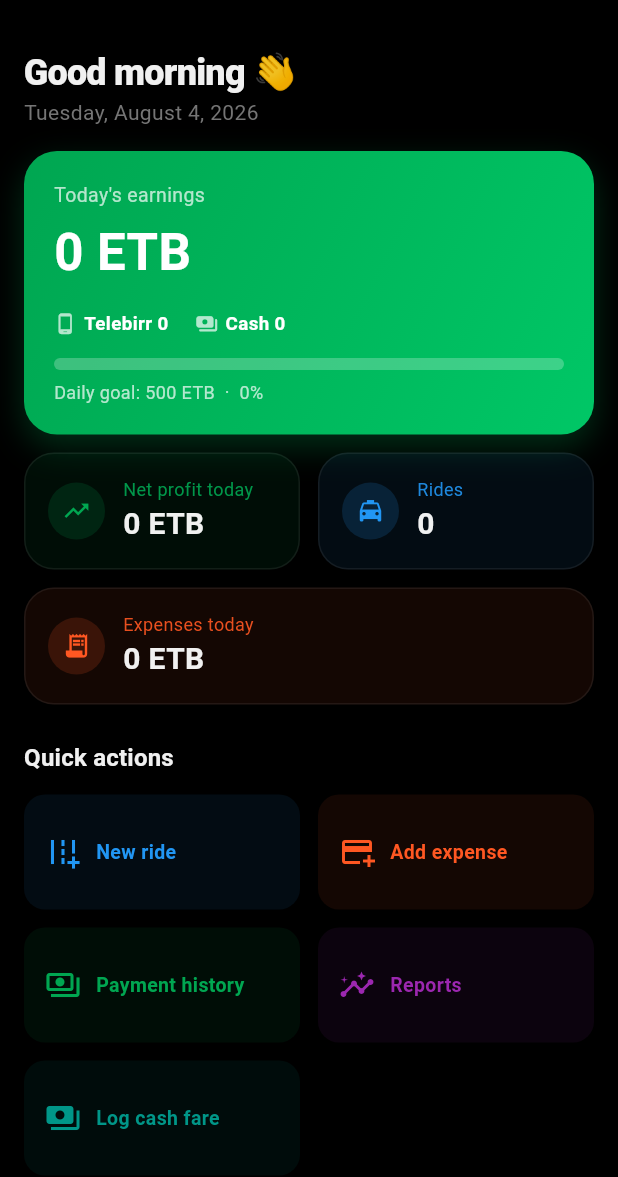
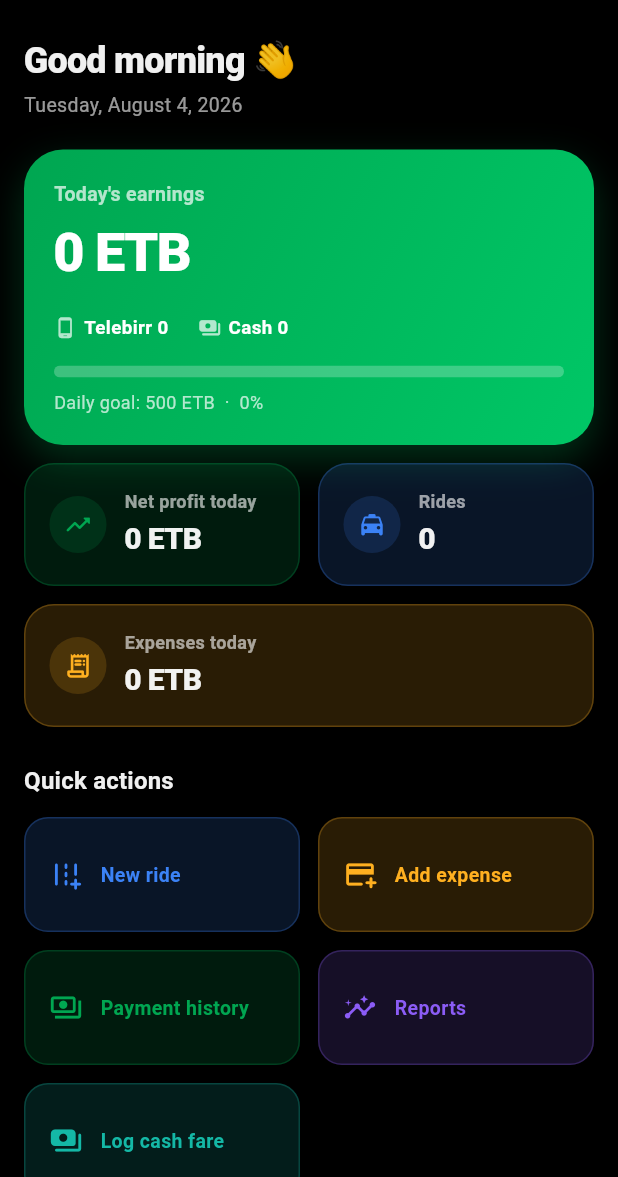
Before and after one commit to yohanness16/taxipay_mobile, a Flutter app: the DashboardScreen screen opened directly, on a phone screen of 412 x 824 dp, the part 59-1236 px from its top. Run offline on Flutter 3.47's test engine with Material 3 defaults, Android fonts, the phone set to English and light mode, and no system bars; our stand-ins replace audioplayers, connectivity_plus, csv, fl_chart, flutter_local_notifications, flutter_secure_storage and 4 more; missing offline and left inert: flutter_overlay_window, telephony; accounts and stored records are empty.

Commit message:
feat(ui): rework the dashboard on the shared design system
Visual pass, no behaviour change beyond the two analyzer fixes noted
below.

  - hero earnings card: larger, tighter-tracked figure, brand-tinted
    ambient shadow, and the goal bar now animates to its value rather
    than snapping;
  - stat and action cards rebuilt on SoftCard, so their tint and border
    come from the shared tokens and stay legible in dark mode (the old
    flat 0.08 alpha over black was nearly invisible);
  - the hand-rolled amber "service due" container becomes a
    CalloutBanner -- it previously used amber.shade50/200/800, which is
    a light-mode-only palette;
  - raw Material swatches swapped for the semantic accents, and greys
    for the role-based neutrals;
  - action cards gain press feedback via PressableScale, and long labels
    now wrap to two lines instead of overflowing;
  - stat values use FittedBox so a large figure shrinks rather than
    clipping.

The bare centred spinner is replaced by a skeleton whose blocks match
the real layout's footprint, so content fades in instead of shifting
everything as it lands.

Two pre-existing analyzer issues in this file are fixed while here: a
BuildContext used across an async gap in _logCashFare (now guarded), and
the write-only _todayPaymentCount field (removed -- nothing rendered it,
and there is no string key for a payment count, so adding UI for it would
have meant inventing user-visible copy).

Co-Authored-By: Claude <noreply@anthropic.com>

```diff
--- a/lib/screens/dashboard_screen.dart
+++ b/lib/screens/dashboard_screen.dart
@@ -39,7 +39,6 @@ class _DashboardScreenState extends State<DashboardScreen> {
   double _todayTelebirr = 0;
   double _todayCash = 0;
   int _todayRideCount = 0;
-  int _todayPaymentCount = 0;
   double _todayExpenses = 0;
   double _dailyGoal = DriverSettingsService.defaultDailyGoal;
   double _kmSinceService = 0;
@@ -107,6 +106,7 @@ class _DashboardScreenState extends State<DashboardScreen> {
     );
 
     if (amount == null || amount <= 0) return;
+    if (!mounted) return;
     await context.read<RideManager>().logCashPayment(
           amount: amount,
           note: noteCtrl.text.trim().isEmpty ? null : noteCtrl.text.trim(),
@@ -158,7 +158,6 @@ class _DashboardScreenState extends State<DashboardScreen> {
       _todayTelebirr = telebirrTotal;
       _todayCash = cashTotal;
       _todayRideCount = rides.length;
-      _todayPaymentCount = payments.length;
       _todayExpenses = expenses;
       _dailyGoal = goal;
       _serviceIntervalKm = serviceInterval;
@@ -204,9 +203,10 @@ class _DashboardScreenState extends State<DashboardScreen> {
             child: RefreshIndicator(
               onRefresh: _load,
               child: _loading
-                  ? const Center(child: CircularProgressIndicator())
+                  ? const _DashboardSkeleton()
                   : ListView(
-                      padding: const EdgeInsets.all(16),
+                      padding: const EdgeInsets.fromLTRB(
+                          AppTheme.s4, AppTheme.s2, AppTheme.s4, AppTheme.s8),
                       children: [
                         FadeSlideIn(
                           index: 0,
@@ -215,58 +215,71 @@ class _DashboardScreenState extends State<DashboardScreen> {
                             style: Theme.of(context).textTheme.headlineSmall,
                           ),
                         ),
+                        const SizedBox(height: AppTheme.s1),
                         Text(
                           DateFormat.yMMMMEEEEd().format(DateTime.now()),
-                          style: TextStyle(color: Colors.grey.shade600),
+                          style: TextStyle(color: context.subtleText, fontSize: 13),
                         ),
-                        const SizedBox(height: 16),
+                        const SizedBox(height: AppTheme.s5),
 
                         // Hero earnings card with goal progress + cash/Telebirr split.
                         FadeSlideIn(
                           index: 1,
                           child: Container(
-                            padding: const EdgeInsets.all(20),
+                            padding: const EdgeInsets.all(AppTheme.s5),
                             decoration: BoxDecoration(
                               gradient: const LinearGradient(
                                 colors: [AppTheme.primaryDark, AppTheme.primary],
                                 begin: Alignment.topLeft,
                                 end: Alignment.bottomRight,
                               ),
-                              borderRadius: BorderRadius.circular(22),
-                              boxShadow: [
-                                BoxShadow(color: AppTheme.primaryDark.withOpacity(0.28), blurRadius: 18, offset: const Offset(0, 8)),
-                              ],
+                              borderRadius: BorderRadius.circular(AppTheme.rXl),
+                              boxShadow: AppTheme.shadow(
+                                  tint: AppTheme.primaryDark, opacity: 0.30, blur: 22, y: 10),
                             ),
                             child: Column(
                               crossAxisAlignment: CrossAxisAlignment.start,
                               children: [
                                 Text(strings.t('todays_earnings'),
-                                    style: const TextStyle(color: Colors.white70, fontSize: 13)),
-                                const SizedBox(height: 4),
+                                    style: const TextStyle(
+                                        color: Colors.white70,
+                                        fontSize: 13,
+                                        fontWeight: FontWeight.w600,
+                                        letterSpacing: 0.2)),
+                                const SizedBox(height: AppTheme.s1),
                                 CountUpText(
                                   value: _todayEarnings,
                                   suffix: ' ETB',
-                                  style: const TextStyle(color: Colors.white, fontSize: 34, fontWeight: FontWeight.bold),
+                                  style: const TextStyle(
+                                      color: Colors.white,
+                                      fontSize: 36,
+                                      fontWeight: FontWeight.w800,
+                                      letterSpacing: -1),
                                 ),
-                                const SizedBox(height: 14),
+                                const SizedBox(height: AppTheme.s4),
                                 Row(
                                   children: [
                                     _MiniBreakdown(icon: Icons.phone_android, label: strings.t('telebirr'), value: _todayTelebirr),
-                                    const SizedBox(width: 18),
+                                    const SizedBox(width: AppTheme.s5),
                                     _MiniBreakdown(icon: Icons.payments_rounded, label: strings.t('cash'), value: _todayCash),
                                   ],
                                 ),
-                                const SizedBox(height: 14),
+                                const SizedBox(height: AppTheme.s4),
                                 ClipRRect(
-                                  borderRadius: BorderRadius.circular(8),
-                                  child: LinearProgressIndicator(
-                                    value: goalProgress,
+                                  borderRadius: BorderRadius.circular(AppTheme.s2),
+                                  child: TweenAnimationBuilder<double>(
+                                    tween: Tween(begin: 0, end: goalProgress.toDouble()),
+                                    duration: AppTheme.dSlow,
+                                    curve: AppTheme.ease,
+                                    builder: (context, v, _) => LinearProgressIndicator(
+                                      value: v,
                                       minHeight: 8,
                                       backgroundColor: Colors.white24,
                                       valueColor: const AlwaysStoppedAnimation(Colors.white),
                                     ),
                                   ),
-                                const SizedBox(height: 6),
+                                ),
+                                const SizedBox(height: AppTheme.s2),
                                 Text(
                                   '${strings.t('daily_goal')}: ${_dailyGoal.toStringAsFixed(0)} ETB  ·  ${(goalProgress * 100).toStringAsFixed(0)}%',
                                   style: const TextStyle(color: Colors.white70, fontSize: 12),
@@ -275,7 +288,7 @@ class _DashboardScreenState extends State<DashboardScreen> {
                             ),
                           ),
                         ),
-                        const SizedBox(height: 12),
+                        const SizedBox(height: AppTheme.s3),
 
                         FadeSlideIn(
                           index: 2,
@@ -285,76 +298,62 @@ class _DashboardScreenState extends State<DashboardScreen> {
                                 child: _StatCard(
                                   label: strings.t('net_profit'),
                                   value: '${netProfit.toStringAsFixed(0)} ETB',
-                                  icon: Icons.trending_up,
-                                  color: netProfit >= 0 ? AppTheme.primaryDark : Colors.red,
+                                  icon: Icons.trending_up_rounded,
+                                  color: netProfit >= 0 ? AppTheme.primaryDark : AppTheme.danger,
                                 ),
                               ),
-                              const SizedBox(width: 12),
+                              const SizedBox(width: AppTheme.s3),
                               Expanded(
                                 child: _StatCard(
                                   label: strings.t('rides'),
                                   value: '$_todayRideCount',
-                                  icon: Icons.local_taxi,
-                                  color: Colors.blue,
+                                  icon: Icons.local_taxi_rounded,
+                                  color: AppTheme.info,
                                 ),
                               ),
                             ],
                           ),
                         ),
-                        const SizedBox(height: 12),
+                        const SizedBox(height: AppTheme.s3),
                         FadeSlideIn(
                           index: 3,
                           child: _StatCard(
                             label: strings.t('expenses_today'),
                             value: '${_todayExpenses.toStringAsFixed(0)} ETB',
-                            icon: Icons.receipt_long,
-                            color: Colors.deepOrange,
+                            icon: Icons.receipt_long_rounded,
+                            color: AppTheme.accentAmber,
                             fullWidth: true,
                           ),
                         ),
 
                         if (serviceDue) ...[
-                          const SizedBox(height: 12),
+                          const SizedBox(height: AppTheme.s3),
                           FadeSlideIn(
                             index: 4,
-                            child: Container(
-                              padding: const EdgeInsets.all(14),
-                              decoration: BoxDecoration(
-                                color: Colors.amber.shade50,
-                                borderRadius: BorderRadius.circular(14),
-                                border: Border.all(color: Colors.amber.shade200),
-                              ),
-                              child: Row(
-                                children: [
-                                  Icon(Icons.build_circle_outlined, color: Colors.amber.shade800),
-                                  const SizedBox(width: 10),
-                                  Expanded(
-                                    child: Text(
+                            child: CalloutBanner(
+                              icon: Icons.build_circle_outlined,
+                              accent: AppTheme.accentAmber,
+                              message:
                                   '${strings.t('service_due')} (${_kmSinceService.toStringAsFixed(0)} km since last service)',
-                                      style: TextStyle(color: Colors.amber.shade900, fontSize: 13),
-                                    ),
-                                  ),
-                                ],
-                              ),
                             ),
                           ),
                         ],
 
-                        const SizedBox(height: 24),
+                        const SizedBox(height: AppTheme.s6),
                         Text(strings.t('quick_actions'), style: Theme.of(context).textTheme.titleMedium),
-                        const SizedBox(height: 12),
+                        const SizedBox(height: AppTheme.s3),
                         GridView.count(
                           crossAxisCount: 2,
                           shrinkWrap: true,
                           physics: const NeverScrollableScrollPhysics(),
-                          mainAxisSpacing: 12,
-                          crossAxisSpacing: 12,
+                          mainAxisSpacing: AppTheme.s3,
+                          crossAxisSpacing: AppTheme.s3,
                           childAspectRatio: 2.4,
                           children: [
                             _ActionCard(
-                              icon: Icons.add_road,
+                              icon: Icons.add_road_rounded,
                               label: strings.t('new_ride'),
-                              color: Colors.blue,
+                              color: AppTheme.info,
                               onTap: () => widget.onQuickNav != null
                                   ? widget.onQuickNav!(1)
                                   : Navigator.of(context)
@@ -362,9 +361,9 @@ class _DashboardScreenState extends State<DashboardScreen> {
                                       .then((_) => _load()),
                             ),
                             _ActionCard(
-                              icon: Icons.add_card,
+                              icon: Icons.add_card_rounded,
                               label: strings.t('add_expense'),
-                              color: Colors.deepOrange,
+                              color: AppTheme.accentAmber,
                               onTap: () => widget.onQuickNav != null
                                   ? widget.onQuickNav!(2)
                                   : Navigator.of(context)
@@ -380,9 +379,9 @@ class _DashboardScreenState extends State<DashboardScreen> {
                               ),
                             ),
                             _ActionCard(
-                              icon: Icons.insights,
+                              icon: Icons.insights_rounded,
                               label: strings.t('reports'),
-                              color: Colors.purple,
+                              color: AppTheme.violet,
                               onTap: () => widget.onQuickNav != null
                                   ? widget.onQuickNav!(3)
                                   : Navigator.of(context).push(
@@ -390,16 +389,16 @@ class _DashboardScreenState extends State<DashboardScreen> {
                                     ),
                             ),
                             _ActionCard(
-                              icon: Icons.payments,
+                              icon: Icons.payments_rounded,
                               label: strings.t('log_cash_fare'),
-                              color: Colors.teal,
+                              color: AppTheme.teal,
                               onTap: _logCashFare,
                             ),
                           ],
                         ),
 
                         if (_recentPayments.isNotEmpty) ...[
-                          const SizedBox(height: 24),
+                          const SizedBox(height: AppTheme.s6),
                           SectionHeader(
                             title: strings.t('recent_payments'),
                             action: strings.t('view_all'),
@@ -407,24 +406,51 @@ class _DashboardScreenState extends State<DashboardScreen> {
                               MaterialPageRoute(builder: (_) => const PaymentHistoryScreen()),
                             ),
                           ),
-                          const SizedBox(height: 8),
+                          const SizedBox(height: AppTheme.s2),
                           ..._recentPayments.asMap().entries.map((entry) {
                             final p = entry.value;
                             final isCash = p.method == PaymentMethod.cash;
                             return FadeSlideIn(
                               index: entry.key,
                               delayStepMs: 25,
-                              child: Card(
-                                margin: const EdgeInsets.only(bottom: 8),
-                                child: ListTile(
-                                  leading: IconBadge(
-                                    icon: isCash ? Icons.payments_rounded : Icons.arrow_downward,
-                                    color: isCash ? Colors.teal : AppTheme.primaryDark,
+                              child: Padding(
+                                padding: const EdgeInsets.only(bottom: AppTheme.s2),
+                                child: SoftCard(
+                                  padding: const EdgeInsets.symmetric(
+                                      horizontal: AppTheme.s3, vertical: AppTheme.s3),
+                                  child: Row(
+                                    children: [
+                                      IconBadge(
+                                        icon: isCash
+                                            ? Icons.payments_rounded
+                                            : Icons.arrow_downward_rounded,
+                                        color: isCash ? AppTheme.teal : AppTheme.primaryDark,
                                       ),
-                                  title: Text('${p.amount.toStringAsFixed(0)} ETB'),
-                                  subtitle: Text(isCash ? strings.t('cash') : p.payerPhone),
-                                  trailing: Text(DateFormat.MMMd().add_jm().format(p.receivedAt),
-                                      style: const TextStyle(fontSize: 11, color: Colors.grey)),
+                                      const SizedBox(width: AppTheme.s3),
+                                      Expanded(
+                                        child: Column(
+                                          crossAxisAlignment: CrossAxisAlignment.start,
+                                          children: [
+                                            Text('${p.amount.toStringAsFixed(0)} ETB',
+                                                style: const TextStyle(
+                                                    fontWeight: FontWeight.w700, fontSize: 15)),
+                                            const SizedBox(height: 2),
+                                            Text(
+                                              isCash ? strings.t('cash') : p.payerPhone,
+                                              maxLines: 1,
+                                              overflow: TextOverflow.ellipsis,
+                                              style: TextStyle(
+                                                  color: context.subtleText, fontSize: 12.5),
+                                            ),
+                                          ],
+                                        ),
+                                      ),
+                                      Text(
+                                        DateFormat.MMMd().add_jm().format(p.receivedAt),
+                                        style: TextStyle(fontSize: 11, color: context.faintText),
+                                      ),
+                                    ],
+                                  ),
                                 ),
                               ),
                             );
@@ -436,6 +462,57 @@ class _DashboardScreenState extends State<DashboardScreen> {
           ),
         ],
       ),
+    );
+  }
+}
+
+/// Layout-stable loading state. A bare centred spinner made the whole
+/// dashboard pop into existence at once and shifted everything as it
+/// landed; these blocks occupy roughly the real content's footprint so the
+/// transition is a fade rather than a jump.
+class _DashboardSkeleton extends StatelessWidget {
+  const _DashboardSkeleton();
+
+  @override
+  Widget build(BuildContext context) {
+    return ListView(
+      padding: const EdgeInsets.fromLTRB(
+          AppTheme.s4, AppTheme.s2, AppTheme.s4, AppTheme.s8),
+      children: const [
+        SkeletonBox(height: 26, width: 190),
+        SizedBox(height: AppTheme.s2),
+        SkeletonBox(height: 14, width: 150),
+        SizedBox(height: AppTheme.s5),
+        SkeletonBox(height: 186, radius: AppTheme.rXl),
+        SizedBox(height: AppTheme.s3),
+        Row(
+          children: [
+            Expanded(child: SkeletonBox(height: 76, radius: AppTheme.rLg)),
+            SizedBox(width: AppTheme.s3),
+            Expanded(child: SkeletonBox(height: 76, radius: AppTheme.rLg)),
+          ],
+        ),
+        SizedBox(height: AppTheme.s3),
+        SkeletonBox(height: 76, radius: AppTheme.rLg),
+        SizedBox(height: AppTheme.s6),
+        SkeletonBox(height: 20, width: 130),
+        SizedBox(height: AppTheme.s3),
+        Row(
+          children: [
+            Expanded(child: SkeletonBox(height: 58, radius: AppTheme.rMd)),
+            SizedBox(width: AppTheme.s3),
+            Expanded(child: SkeletonBox(height: 58, radius: AppTheme.rMd)),
+          ],
+        ),
+        SizedBox(height: AppTheme.s3),
+        Row(
+          children: [
+            Expanded(child: SkeletonBox(height: 58, radius: AppTheme.rMd)),
+            SizedBox(width: AppTheme.s3),
+            Expanded(child: SkeletonBox(height: 58, radius: AppTheme.rMd)),
+          ],
+        ),
+      ],
     );
   }
 }
@@ -452,7 +529,9 @@ class _MiniBreakdown extends StatelessWidget {
       children: [
         Icon(icon, color: Colors.white70, size: 15),
         const SizedBox(width: 5),
-        Text('$label ${value.toStringAsFixed(0)}', style: const TextStyle(color: Colors.white, fontSize: 12.5, fontWeight: FontWeight.w600)),
+        Text('$label ${value.toStringAsFixed(0)}',
+            style: const TextStyle(
+                color: Colors.white, fontSize: 12.5, fontWeight: FontWeight.w600)),
       ],
     );
   }
@@ -468,26 +547,39 @@ class _StatCard extends StatelessWidget {
 
   @override
   Widget build(BuildContext context) {
-    return Card(
-      elevation: 0,
-      color: color.withOpacity(0.08),
-      child: Padding(
-        padding: const EdgeInsets.all(16),
+    return SoftCard(
+      accent: color,
       child: Row(
         children: [
           IconBadge(icon: icon, color: color, size: 38),
-            const SizedBox(width: 12),
+          const SizedBox(width: AppTheme.s3),
           Expanded(
             child: Column(
               crossAxisAlignment: CrossAxisAlignment.start,
               children: [
-                  Text(label, style: TextStyle(color: color.withOpacity(0.9), fontSize: 12)),
-                  Text(value, style: const TextStyle(fontSize: 20, fontWeight: FontWeight.bold)),
+                Text(
+                  label,
+                  maxLines: 1,
+                  overflow: TextOverflow.ellipsis,
+                  style: TextStyle(
+                      color: context.subtleText,
+                      fontSize: 12,
+                      fontWeight: FontWeight.w600),
+                ),
+                const SizedBox(height: 2),
+                FittedBox(
+                  fit: BoxFit.scaleDown,
+                  alignment: Alignment.centerLeft,
+                  child: Text(
+                    value,
+                    style: const TextStyle(
+                        fontSize: 20, fontWeight: FontWeight.w800, letterSpacing: -0.4),
+                  ),
+                ),
               ],
             ),
           ),
         ],
-        ),
       ),
     );
   }
@@ -502,23 +594,26 @@ class _ActionCard extends StatelessWidget {
 
   @override
   Widget build(BuildContext context) {
-    return Material(
-      color: color.withOpacity(0.08),
-      borderRadius: BorderRadius.circular(14),
-      child: InkWell(
-        borderRadius: BorderRadius.circular(14),
+    return PressableScale(
       onTap: onTap,
-        child: Padding(
-          padding: const EdgeInsets.symmetric(horizontal: 14),
+      child: SoftCard(
+        accent: color,
+        radius: AppTheme.rMd,
+        padding: const EdgeInsets.symmetric(horizontal: AppTheme.s4),
         child: Row(
           children: [
-              Icon(icon, color: color),
-              const SizedBox(width: 10),
+            Icon(icon, color: color, size: 22),
+            const SizedBox(width: AppTheme.s3),
             Expanded(
-                child: Text(label, style: TextStyle(color: color, fontWeight: FontWeight.w600, fontSize: 13)),
+              child: Text(
+                label,
+                maxLines: 2,
+                overflow: TextOverflow.ellipsis,
+                style: TextStyle(
+                    color: color, fontWeight: FontWeight.w700, fontSize: 13, height: 1.25),
+              ),
             ),
           ],
-          ),
         ),
       ),
     );
```
Lines whose indentation alone changed are shown as unchanged.
